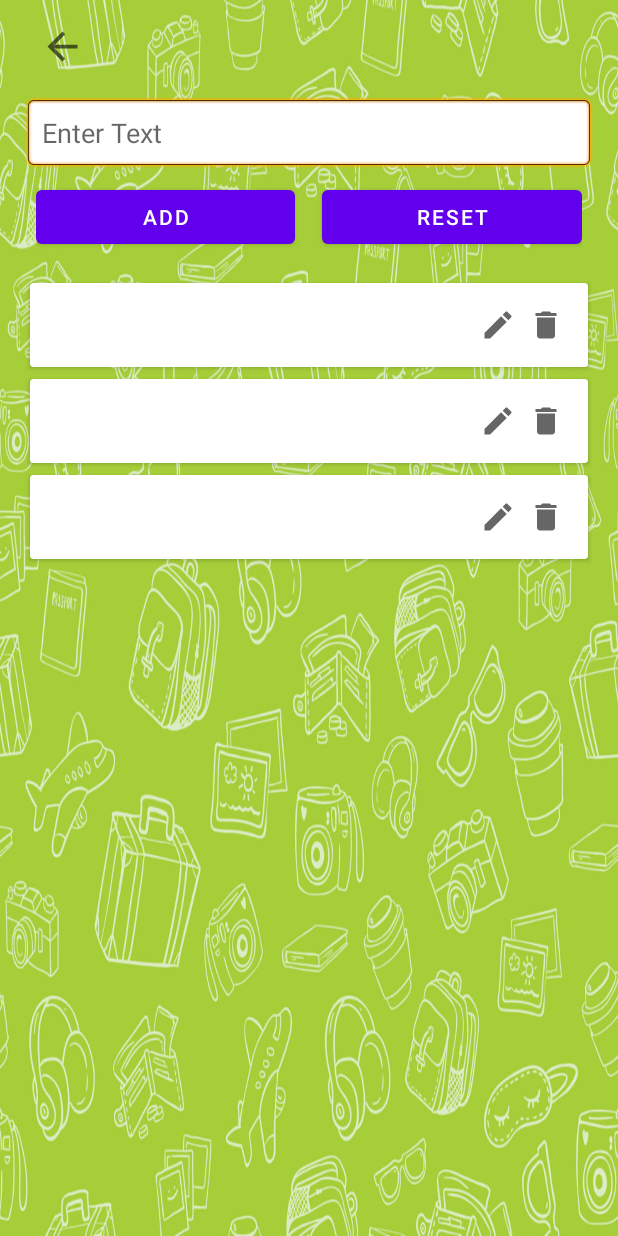
After one commit to HSR05/W22G2_VisiteFacile, an Android app: the layout activity_fav.xml on its own in the app's theme, with its tools: preview values and no code run, on a phone screen of 412 x 824 dp. The commit adds this screen. Run offline under Robolectric (Android 15) with nearby library versions, the phone set to English and light mode, and no system bars; Roboto replaces fonts that are not available here.

Commit message:
Personal Notes Activity with database done!

```diff
--- a/VisiteFacile/app/src/main/java/com/example/visitefacile/MainActivity.java
+++ b/VisiteFacile/app/src/main/java/com/example/visitefacile/MainActivity.java
@@ -73,7 +73,8 @@ public class MainActivity extends AppCompatActivity {
 
                     case R.id.user:
                         //user
-                        Toast.makeText(MainActivity.this, "Clicked on user", Toast.LENGTH_SHORT).show();
+                        Toast.makeText(MainActivity.this, "Clicked on Favorites", Toast.LENGTH_SHORT).show();
+                        startActivity(new Intent(MainActivity.this,FavActivity.class));
                         break;
 
                     case R.id.flight:
--- /dev/null
+++ b/VisiteFacile/app/src/main/res/drawable/ic_backarrow.xml
@@ -0,0 +1,10 @@
+<vector xmlns:android="http://schemas.android.com/apk/res/android"
+    android:width="24dp"
+    android:height="24dp"
+    android:viewportWidth="24"
+    android:viewportHeight="24"
+    android:tint="?attr/colorControlNormal">
+  <path
+      android:fillColor="@android:color/white"
+      android:pathData="M20,11H7.83l5.59,-5.59L12,4l-8,8 8,8 1.41,-1.41L7.83,13H20v-2z"/>
+</vector>
--- /dev/null
+++ b/VisiteFacile/app/src/main/res/drawable/ic_delete.xml
@@ -0,0 +1,10 @@
+<vector xmlns:android="http://schemas.android.com/apk/res/android"
+    android:width="24dp"
+    android:height="24dp"
+    android:viewportWidth="24"
+    android:viewportHeight="24"
+    android:tint="?attr/colorControlNormal">
+  <path
+      android:fillColor="@android:color/white"
+      android:pathData="M6,19c0,1.1 0.9,2 2,2h8c1.1,0 2,-0.9 2,-2V7H6v12zM19,4h-3.5l-1,-1h-5l-1,1H5v2h14V4z"/>
+</vector>
--- /dev/null
+++ b/VisiteFacile/app/src/main/res/drawable/ic_edit.xml
@@ -0,0 +1,10 @@
+<vector xmlns:android="http://schemas.android.com/apk/res/android"
+    android:width="24dp"
+    android:height="24dp"
+    android:viewportWidth="24"
+    android:viewportHeight="24"
+    android:tint="?attr/colorControlNormal">
+  <path
+      android:fillColor="@android:color/white"
+      android:pathData="M3,17.25V21h3.75L17.81,9.94l-3.75,-3.75L3,17.25zM20.71,7.04c0.39,-0.39 0.39,-1.02 0,-1.41l-2.34,-2.34c-0.39,-0.39 -1.02,-0.39 -1.41,0l-1.83,1.83 3.75,3.75 1.83,-1.83z"/>
+</vector>
--- /dev/null
+++ b/VisiteFacile/app/src/main/res/layout/activity_fav.xml
@@ -0,0 +1,60 @@
+<?xml version="1.0" encoding="utf-8"?>
+<LinearLayout xmlns:android="http://schemas.android.com/apk/res/android"
+    xmlns:app="http://schemas.android.com/apk/res-auto"
+    xmlns:tools="http://schemas.android.com/tools"
+    android:layout_width="match_parent"
+    android:layout_height="match_parent"
+    android:background="@drawable/travelbackgroundnotes"
+    android:orientation="vertical"
+    android:padding="16dp"
+    tools:context=".FavActivity">
+
+
+    <ImageView
+        android:id="@+id/imageViewback"
+        android:layout_width="51dp"
+        android:layout_height="30dp"
+        app:srcCompat="@drawable/ic_backarrow" />
+
+    <EditText
+        android:id="@+id/edit_text"
+        android:layout_width="match_parent"
+        android:layout_height="wrap_content"
+        android:layout_marginTop="18dp"
+        android:background="@android:drawable/editbox_background"
+        android:hint="Enter Text"
+        android:padding="12dp" />
+
+    <LinearLayout
+        android:layout_width="match_parent"
+        android:layout_height="wrap_content"
+        android:layout_margin="8dp"
+        android:orientation="horizontal">
+
+        <Button
+            android:id="@+id/bt_add"
+            android:layout_width="wrap_content"
+            android:layout_height="wrap_content"
+            android:layout_marginRight="10dp"
+            android:layout_weight="1"
+            android:text="Add" />
+
+        <Button
+            android:id="@+id/bt_reset"
+            android:layout_width="wrap_content"
+            android:layout_height="wrap_content"
+            android:layout_marginLeft="8dp"
+            android:layout_weight="1"
+            android:text="Reset" />
+
+    </LinearLayout>
+
+    <androidx.recyclerview.widget.RecyclerView
+        android:id="@+id/recycler_view"
+        android:layout_width="match_parent"
+        android:layout_height="match_parent"
+        android:layout_marginTop="8dp"
+        tools:ignore="SpeakableTextPresentCheck"
+        tools:listitem="@layout/list_row_main" />
+
+</LinearLayout>
--- /dev/null
+++ b/VisiteFacile/app/src/main/res/layout/list_row_main.xml
@@ -0,0 +1,41 @@
+<?xml version="1.0" encoding="utf-8"?>
+<androidx.cardview.widget.CardView
+    xmlns:android="http://schemas.android.com/apk/res/android"
+    android:layout_width="match_parent"
+    android:layout_height="wrap_content"
+    android:layout_margin="4dp">
+
+    <LinearLayout
+        android:layout_width="match_parent"
+        android:layout_height="wrap_content"
+        android:orientation="horizontal"
+        android:padding="16dp" >
+
+       <TextView
+           android:layout_width="0dp"
+           android:layout_height="wrap_content"
+           android:layout_weight="1"
+           android:id="@+id/text_view"
+           android:textSize="14sp"/>
+
+        <ImageView
+            android:layout_width="wrap_content"
+            android:layout_height="wrap_content"
+            android:id="@+id/bt_edit"
+            android:layout_marginStart="8dp"
+            android:src="@drawable/ic_edit" />
+
+        <ImageView
+            android:layout_width="wrap_content"
+            android:layout_height="wrap_content"
+            android:id="@+id/bt_delete"
+            android:layout_marginStart="8dp"
+            android:src="@drawable/ic_delete"/>
+
+
+
+
+
+    </LinearLayout>
+
+</androidx.cardview.widget.CardView>
--- a/VisiteFacile/app/src/main/res/values/strings.xml
+++ b/VisiteFacile/app/src/main/res/values/strings.xml
@@ -54,6 +54,4 @@
     </string-array>
 
 
-
-
 </resources>
```
Also changed, not shown: VisiteFacile/app/src/main/AndroidManifest.xml (+7 -7 lines), VisiteFacile/app/src/main/java/com/example/visitefacile/Database/MainDao.java (added, +29 -0 lines), VisiteFacile/app/src/main/java/com/example/visitefacile/Database/RoomDb.java (added, +26 -0 lines), VisiteFacile/app/src/main/java/com/example/visitefacile/DetailsActivity.java (+9 -0 lines), VisiteFacile/app/src/main/java/com/example/visitefacile/FavActivity.java (added, +93 -0 lines), VisiteFacile/app/src/main/java/com/example/visitefacile/adapter/MainAdapter.java (added, +124 -0 lines), VisiteFacile/app/src/main/java/com/example/visitefacile/model/MainData.java (added, +32 -0 lines), VisiteFacile/app/src/main/res/layout/activity_details.xml (+7 -6 lines), VisiteFacile/app/src/main/res/layout/dialog_update.xml (added, +27 -0 lines), VisiteFacile/app/src/main/res/raw/destination.csv (+5 -3 lines), VisiteFacile/app/src/main/res/drawable/bgtravel.png (added), VisiteFacile/app/src/main/res/drawable/travelbackground.png (added), VisiteFacile/app/src/main/res/drawable/travelbackgroundnotes.png (added).
